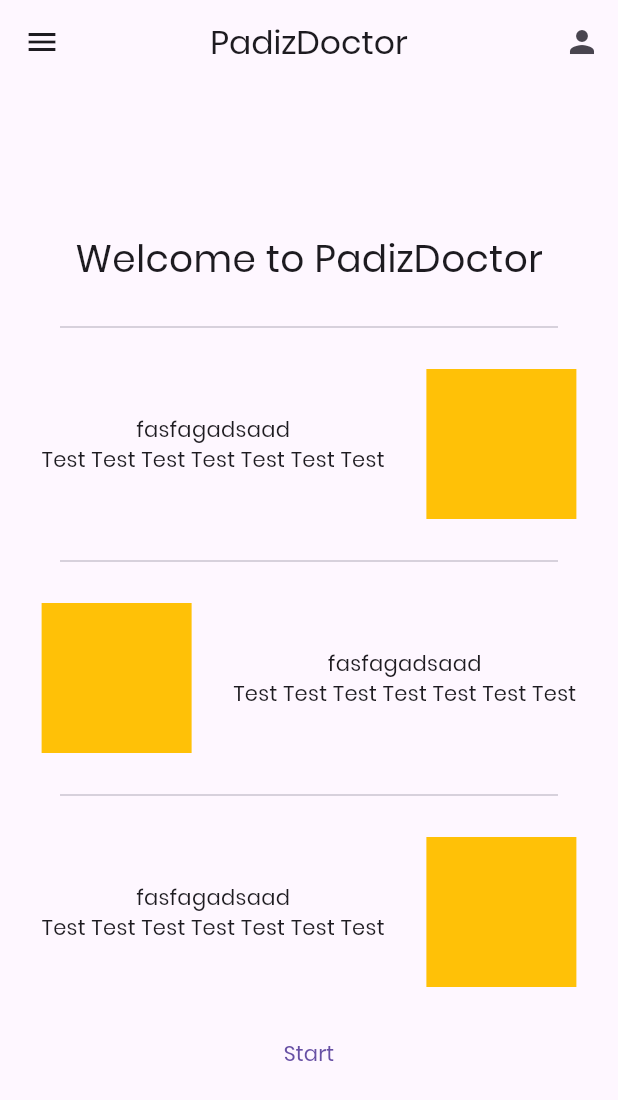
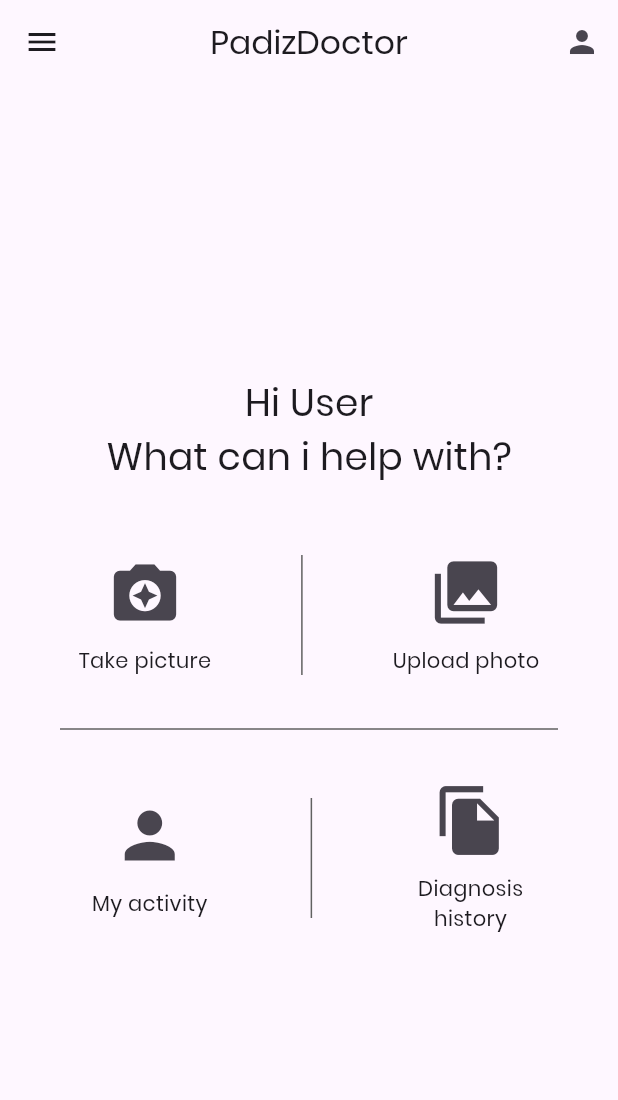
Before and after one commit to aliffirfan4523/padizdoctor, a Flutter app: the HomepageView screen opened by its route, after a tap on the "person" icon, on a phone screen of 412 x 824 dp. Shown: the top 1100 px of the screen. Run offline on Flutter 3.47's test engine with Material 3 defaults, Android fonts, the phone set to English and light mode, and no system bars; our stand-ins replace firebase_core, image_picker, shared_preferences, sidebarx; accounts and stored records are empty; generated files the repository leaves out were written again.

Commit message:
Update project configuration and implement gallery feature
- Set minSdk to 23 and targetSdk to 33 in build.gradle
- Add camera and storage permissions in AndroidManifest.xml
- Introduce GalleryPicker for image selection from the gallery
- Add color theme constants in color_theme.dart
- Enhance Sidebar with new color theme and layout adjustments
- Update homepage to include image capture and upload options
- Create IntroPage and SplashDecider for onboarding experience
- Add necessary dependencies in pubspec.yaml

```diff
--- a/lib/src/common_widget/sidebar.dart
+++ b/lib/src/common_widget/sidebar.dart
@@ -2,6 +2,7 @@ import 'package:flutter/material.dart';
 import 'package:sidebarx/sidebarx.dart';
 
 import '../settings/settings_view.dart';
+import 'color_theme.dart';
 
 class Sidebar extends StatelessWidget {
   const Sidebar({
@@ -18,52 +19,82 @@ class Sidebar extends StatelessWidget {
       showToggleButton: false,
       controller: _controller,
       theme: SidebarXTheme(
-        margin: const EdgeInsets.all(10),
+        margin: const EdgeInsets.all(12),
         decoration: BoxDecoration(
-          color: canvasColor,
+          color: PaddyColors.primaryGreen, // Main sidebar container
           borderRadius: BorderRadius.circular(20),
         ),
-        hoverColor: scaffoldBackgroundColor,
-        textStyle: TextStyle(color: Colors.white.withOpacity(0.7)),
-        selectedTextStyle: const TextStyle(color: Colors.white),
+
+        // ===== TEXT =====
+        textStyle: TextStyle(
+          color: Colors.white.withOpacity(0.75),
+          fontSize: 14,
+          fontWeight: FontWeight.w500,
+        ),
+        selectedTextStyle: const TextStyle(
+          color: PaddyColors.textDark, // Green-dominant text
+          fontWeight: FontWeight.w700,
+        ),
+
+        itemTextPadding: const EdgeInsets.only(left: 24),
+        selectedItemTextPadding: const EdgeInsets.only(left: 24),
+
+        // ===== HOVER =====
+        hoverColor: PaddyColors.accentGreen.withOpacity(0.2),
         hoverTextStyle: const TextStyle(
           color: Colors.white,
-          fontWeight: FontWeight.w500,
+          fontWeight: FontWeight.w600,
         ),
-        itemTextPadding: const EdgeInsets.only(left: 30),
-        selectedItemTextPadding: const EdgeInsets.only(left: 30),
+
+        // ===== NORMAL ITEM =====
         itemDecoration: BoxDecoration(
-          borderRadius: BorderRadius.circular(10),
-          border: Border.all(color: canvasColor),
+          borderRadius: BorderRadius.circular(12),
+          color: PaddyColors.primaryGreen.withOpacity(0.2),
         ),
+
+        // ===== SELECTED ITEM =====
         selectedItemDecoration: BoxDecoration(
-          borderRadius: BorderRadius.circular(10),
-          border: Border.all(
-            color: actionColor.withOpacity(0.37),
-          ),
-          gradient: const LinearGradient(
-            colors: [accentCanvasColor, canvasColor],
+          borderRadius: BorderRadius.circular(12),
+          gradient: LinearGradient(
+            colors: [
+              PaddyColors.accentGreen, // Soft green highlight
+              PaddyColors.secondaryGreen.withOpacity(0.4),
+            ],
+            begin: Alignment.topLeft,
+            end: Alignment.bottomRight,
           ),
           boxShadow: [
             BoxShadow(
-              color: Colors.black.withOpacity(0.28),
-              blurRadius: 30,
-            )
+              color: PaddyColors.secondaryGreen.withOpacity(0.3),
+              blurRadius: 12,
+              offset: const Offset(0, 4),
+            ),
           ],
         ),
+
+        // ===== ICONS =====
         iconTheme: IconThemeData(
           color: Colors.white.withOpacity(0.7),
-          size: 20,
+          size: 22,
         ),
         selectedIconTheme: const IconThemeData(
-          color: Colors.white,
-          size: 20,
+          color: PaddyColors.lightGreen,
+          size: 22,
         ),
       ),
-      extendedTheme: const SidebarXTheme(
-        width: 200,
+
+      // ===== EXTENDED MODE =====
+      extendedTheme: SidebarXTheme(
+        width: 210,
         decoration: BoxDecoration(
-          color: canvasColor,
+          color: PaddyColors.primaryGreen, // Soft paddy field background
+          borderRadius: BorderRadius.circular(16),
+        ),
+        textStyle: TextStyle(
+          fontWeight: FontWeight.w500,
+        ),
+        selectedTextStyle: const TextStyle(
+          fontWeight: FontWeight.w700,
         ),
       ),
       footerDivider: divider,
@@ -72,7 +103,7 @@ class Sidebar extends StatelessWidget {
           height: 100,
           child: Padding(
             padding: const EdgeInsets.all(16.0),
-            child: Image.asset('assets/images/avatar.png'),
+            child: Placeholder(),
           ),
         );
       },
@@ -86,28 +117,27 @@ class Sidebar extends StatelessWidget {
           },
         ),
         SidebarXItem(
-          icon: Icons.search,
-          label: 'Search',
+          icon: Icons.work_history,
+          label: 'My Activity',
           onTap: () {
             Scaffold.of(context).closeDrawer();
           },
         ),
         const SidebarXItem(
-          icon: Icons.people,
-          label: 'People',
+          icon: Icons.file_copy,
+          label: 'Diagnosis History',
         ),
-        SidebarXItem(
-          icon: Icons.settings,
-          label: 'Settings',
+      ],
+      footerBuilder: (context, extended) {
+        return ListTile(
+          leading: const Icon(Icons.settings, color: Colors.white),
+          title: const Text('Settings', style: TextStyle(color: Colors.white)),
           onTap: () {
+            Scaffold.of(context).closeDrawer();
             Navigator.restorablePushNamed(context, SettingsView.routeName);
           },
-        ),
-        const SidebarXItem(
-          iconWidget: FlutterLogo(size: 20),
-          label: 'Flutter',
-        ),
-      ],
+        );
+      },
     );
   }
 
@@ -124,10 +154,6 @@ class Sidebar extends StatelessWidget {
   }
 }
 
-const primaryColor = Color(0xFF685BFF);
-const canvasColor = Color(0xFF2E2E48);
-const scaffoldBackgroundColor = Color(0xFF464667);
-const accentCanvasColor = Color(0xFF3E3E61);
 const white = Colors.white;
 final actionColor = const Color(0xFF5F5FA7).withOpacity(0.6);
 final divider = Divider(color: white.withOpacity(0.3), height: 1);
--- a/lib/src/homepage/homepage_screen.dart
+++ b/lib/src/homepage/homepage_screen.dart
@@ -1,4 +1,5 @@
 import 'package:flutter/material.dart';
+import 'package:padizdoctor/src/camera_gallery/gallery.dart';
 import 'package:sidebarx/sidebarx.dart';
 
 import '../common_widget/sidebar.dart';
@@ -40,58 +41,57 @@ class _HomepageViewState extends State<HomepageView> {
         mainAxisAlignment: MainAxisAlignment.center,
         crossAxisAlignment: CrossAxisAlignment.center,
         children: [
-          Center(
-              child: Text(
-            "Welcome to PadizDoctor",
+          Text(
+            "Hi User",
             style: TextStyle(fontSize: 25),
-          )),
+          ),
+          Text(
+            "What can i help with?",
+            style: TextStyle(fontSize: 25),
+          ),
           SizedBox(height: 20),
-          Divider(
-            thickness: 1,
-            indent: 40,
-            endIndent: 40,
-          ),
           SizedBox(height: 20),
           Row(
             mainAxisAlignment: MainAxisAlignment.spaceEvenly,
             children: [
-              Column(
+              IconButton(
+                onPressed: () => {},
+                icon: Column(
                   children: [
-                  Text("fasfagadsaad"),
-                  Text("Test Test Test Test Test Test Test"),
+                    Icon(
+                      Icons.camera_enhance,
+                      size: 50,
+                    ),
+                    SizedBox(height: 10),
+                    Text(
+                      'Take picture',
+                      style: TextStyle(),
+                    ),
                   ],
                 ),
+              ),
               Container(
-                width: 100,
-                color: Colors.amber,
-                child: SizedBox(
-                  height: 100,
+                  height: 80,
+                  child: VerticalDivider(
+                      color: const Color.fromARGB(255, 97, 97, 97))),
+              IconButton(
+                onPressed: () => {
+                  Navigator.push(context,
+                      MaterialPageRoute(builder: (_) => GalleryPicker()))
+                },
+                icon: Column(
+                  children: [
+                    Icon(
+                      Icons.photo_library,
+                      size: 50,
                     ),
-              )
+                    SizedBox(height: 10),
+                    Text(
+                      'Upload photo',
+                      style: TextStyle(),
+                    ),
                   ],
                 ),
-          SizedBox(height: 20),
-          Divider(
-            thickness: 1,
-            indent: 40,
-            endIndent: 40,
-          ),
-          SizedBox(height: 20),
-          Row(
-            mainAxisAlignment: MainAxisAlignment.spaceEvenly,
-            children: [
-              Container(
-                width: 100,
-                color: Colors.amber,
-                child: SizedBox(
-                  height: 100,
-                ),
-              ),
-              Column(
-                children: [
-                  Text("fasfagadsaad"),
-                  Text("Test Test Test Test Test Test Test"),
-                ],
               ),
             ],
           ),
@@ -100,31 +100,51 @@ class _HomepageViewState extends State<HomepageView> {
             thickness: 1,
             indent: 40,
             endIndent: 40,
+            color: Color.fromARGB(255, 97, 97, 97),
           ),
           SizedBox(height: 20),
           Row(
             mainAxisAlignment: MainAxisAlignment.spaceEvenly,
             children: [
-              Column(
+              IconButton(
+                onPressed: () => {},
+                icon: Column(
                   children: [
-                  Text("fasfagadsaad"),
-                  Text("Test Test Test Test Test Test Test"),
+                    Icon(
+                      Icons.person,
+                      size: 50,
+                    ),
+                    SizedBox(height: 10),
+                    Text(
+                      'My activity',
+                      style: TextStyle(),
+                    ),
                   ],
                 ),
+              ),
               Container(
-                width: 100,
-                color: Colors.amber,
-                child: SizedBox(
-                  height: 100,
+                  height: 80,
+                  child: VerticalDivider(
+                      color: const Color.fromARGB(255, 97, 97, 97))),
+              IconButton(
+                onPressed: () => {},
+                icon: Column(
+                  children: [
+                    Icon(
+                      Icons.file_copy,
+                      size: 50,
                     ),
-              )
+                    SizedBox(height: 10),
+                    Text(
+                      'Diagnosis \nhistory',
+                      style: TextStyle(),
+                      textAlign: TextAlign.center,
+                    ),
                   ],
                 ),
-          SizedBox(height: 20),
-          TextButton(
-            onPressed: () {},
-            child: Text('Start'),
-          )
+              ),
+            ],
+          ),
         ],
       ),
     );
--- a/pubspec.yaml
+++ b/pubspec.yaml
@@ -17,6 +17,10 @@ dependencies:
     sdk: flutter
   sidebarx: ^0.17.2
   shared_preferences: ^2.2.2
+  image_picker: ^1.1.2
+  camera: ^0.11.2
+  path_provider: ^2.1.5
+  path: ^1.9.0
 
 dev_dependencies:
   flutter_test:
```
Also changed, not shown: lib/src/app.dart (+8 -0 lines), lib/src/camera_gallery/gallery.dart (added, +48 -0 lines), lib/src/common_widget/color_theme.dart (added, +36 -0 lines), lib/src/intro/intro_page.dart (added, +109 -0 lines), lib/src/intro/splash_decider.dart (added, +45 -0 lines), 2 other files. Lines whose indentation alone changed are shown as unchanged.
